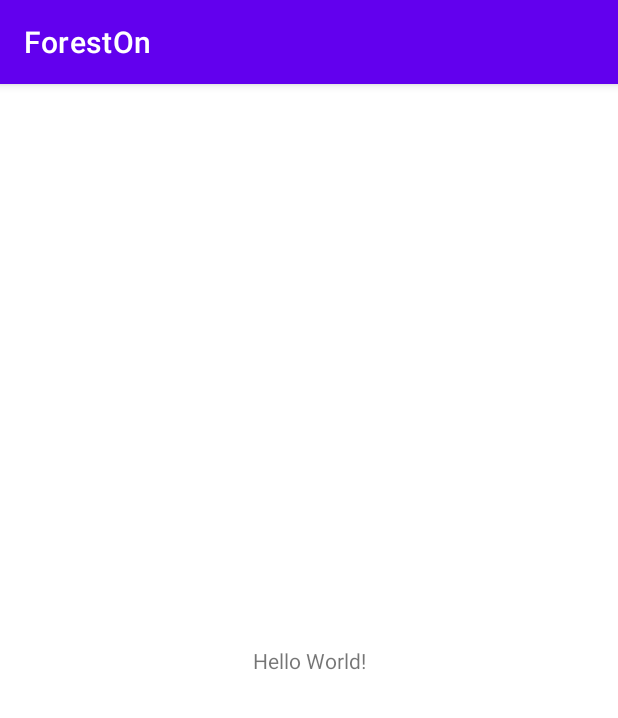
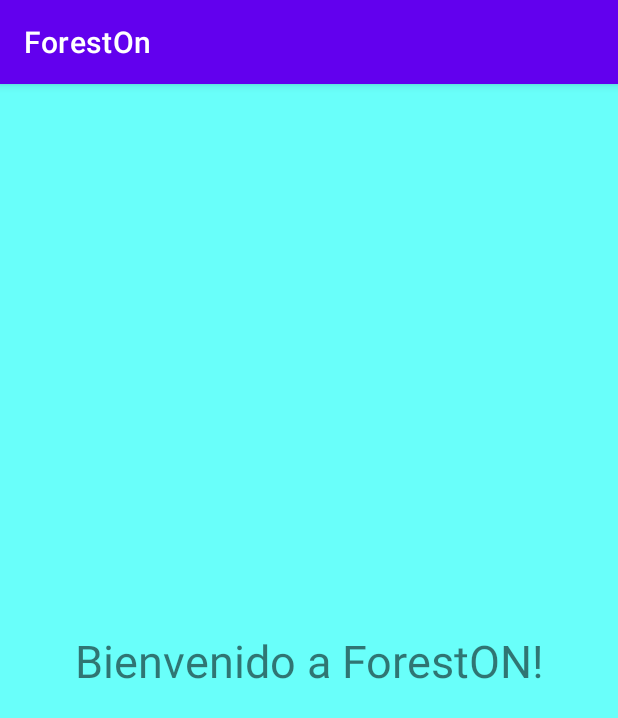
Before and after one commit to Fsamassa/ForestOn, an Android app: the screen it shows after launch (MainActivity), on a phone screen of 412 x 824 dp. Shown: the top 718 px of the screen. Run offline under Robolectric (Android 15) with nearby library versions, the phone set to English and light mode, and no system bars.

Commit message:
Subo pantalla de carga con logotipo

```diff
--- a/app/src/main/java/com/example/foreston/MainActivity.kt
+++ b/app/src/main/java/com/example/foreston/MainActivity.kt
@@ -6,6 +6,6 @@ import android.os.Bundle
 class MainActivity : AppCompatActivity() {
     override fun onCreate(savedInstanceState: Bundle?) {
         super.onCreate(savedInstanceState)
-        setContentView(R.layout.activity_main)
+        setContentView(R.layout.main_activity)
     }
 }
--- /dev/null
+++ b/app/src/main/res/drawable/pantalla_carga_inicial.xml
@@ -0,0 +1,8 @@
+<?xml version="1.0" encoding="utf-8"?>
+<layer-list xmlns:android="http://schemas.android.com/apk/res/android">
+    <item android:drawable="@color/fondo_foreston"/>
+    <item>
+      <bitmap android:src="@mipmap/logoforeston360x360"
+              android:gravity="center"/>
+    </item>
+</layer-list>
--- a/app/src/main/res/layout/activity_main.xml
+++ /dev/null
@@ -1,18 +0,0 @@
-<?xml version="1.0" encoding="utf-8"?>
-<androidx.constraintlayout.widget.ConstraintLayout xmlns:android="http://schemas.android.com/apk/res/android"
-    xmlns:app="http://schemas.android.com/apk/res-auto"
-    xmlns:tools="http://schemas.android.com/tools"
-    android:layout_width="match_parent"
-    android:layout_height="match_parent"
-    tools:context=".MainActivity">
-
-    <TextView
-        android:layout_width="wrap_content"
-        android:layout_height="wrap_content"
-        android:text="Hello World!"
-        app:layout_constraintBottom_toBottomOf="parent"
-        app:layout_constraintEnd_toEndOf="parent"
-        app:layout_constraintStart_toStartOf="parent"
-        app:layout_constraintTop_toTopOf="parent" />
-
-</androidx.constraintlayout.widget.ConstraintLayout>
--- /dev/null
+++ b/app/src/main/res/layout/main_activity.xml
@@ -0,0 +1,20 @@
+<?xml version="1.0" encoding="utf-8"?>
+<androidx.constraintlayout.widget.ConstraintLayout
+    xmlns:android="http://schemas.android.com/apk/res/android"
+    xmlns:tools="http://schemas.android.com/tools"
+    xmlns:app="http://schemas.android.com/apk/res-auto"
+    android:layout_width="match_parent"
+    android:layout_height="match_parent"
+    android:background="@color/fondo_foreston"
+    tools:context=".MainActivity">
+    <TextView
+      android:layout_width="wrap_content"
+      android:layout_height="wrap_content"
+      android:text="Bienvenido a ForestON!"
+      android:textSize="30sp"
+      app:layout_constraintBottom_toBottomOf="parent"
+      app:layout_constraintStart_toStartOf="parent"
+      app:layout_constraintEnd_toEndOf="parent"
+      app:layout_constraintTop_toTopOf="parent" />
+
+</androidx.constraintlayout.widget.ConstraintLayout>
--- a/app/src/main/res/values/colors.xml
+++ b/app/src/main/res/values/colors.xml
@@ -7,4 +7,5 @@
     <color name="teal_700">#FF018786</color>
     <color name="black">#FF000000</color>
     <color name="white">#FFFFFFFF</color>
+    <color name="fondo_foreston">#69FFFA</color>
 </resources>
--- /dev/null
+++ b/app/src/main/res/values/dimens.xml
@@ -0,0 +1,5 @@
+<resources>
+    <!-- Default screen margins, per the Android Design guidelines. -->
+    <dimen name="fragment_horizontal_margin">16dp</dimen>
+    <dimen name="fragment_vertical_margin">16dp</dimen>
+</resources>
--- a/app/src/main/res/values/themes.xml
+++ b/app/src/main/res/values/themes.xml
@@ -12,5 +12,9 @@
         <!-- Status bar color. -->
         <item name="android:statusBarColor" tools:targetApi="l">?attr/colorPrimaryVariant</item>
         <!-- Customize your theme here. -->
+        <item name="android:windowBackground" >@color/white</item>
+    </style>
+    <style name="PantallaCarga" parent="Theme.ForestOn">
+        <item name="android:windowBackground" >@drawable/pantalla_carga_inicial</item>
     </style>
 </resources>
--- a/settings.gradle
+++ b/settings.gradle
@@ -1,3 +1,5 @@
+import org.gradle.api.initialization.resolve.RepositoriesMode
+
 pluginManagement {
     repositories {
         gradlePluginPortal()
@@ -6,7 +8,7 @@ pluginManagement {
     }
 }
 dependencyResolutionManagement {
-    repositoriesMode.set(RepositoriesMode.FAIL_ON_PROJECT_REPOS)
+    repositoriesMode.set(RepositoriesMode.PREFER_SETTINGS)
     repositories {
         google()
         mavenCentral()
```
Also changed, not shown: app/build.gradle (+17 -3 lines), app/src/main/AndroidManifest.xml (+4 -3 lines), build.gradle (+18 -1 lines), app/src/main/res/mipmap/LogoForestonSinFondo.png (added), app/src/main/res/mipmap/logoforeston192x192.png (added), app/src/main/res/mipmap/logoforeston360x360.png (added), app/src/main/res/mipmap/logoforestonsinfondo2.png (added), 1 other file.
